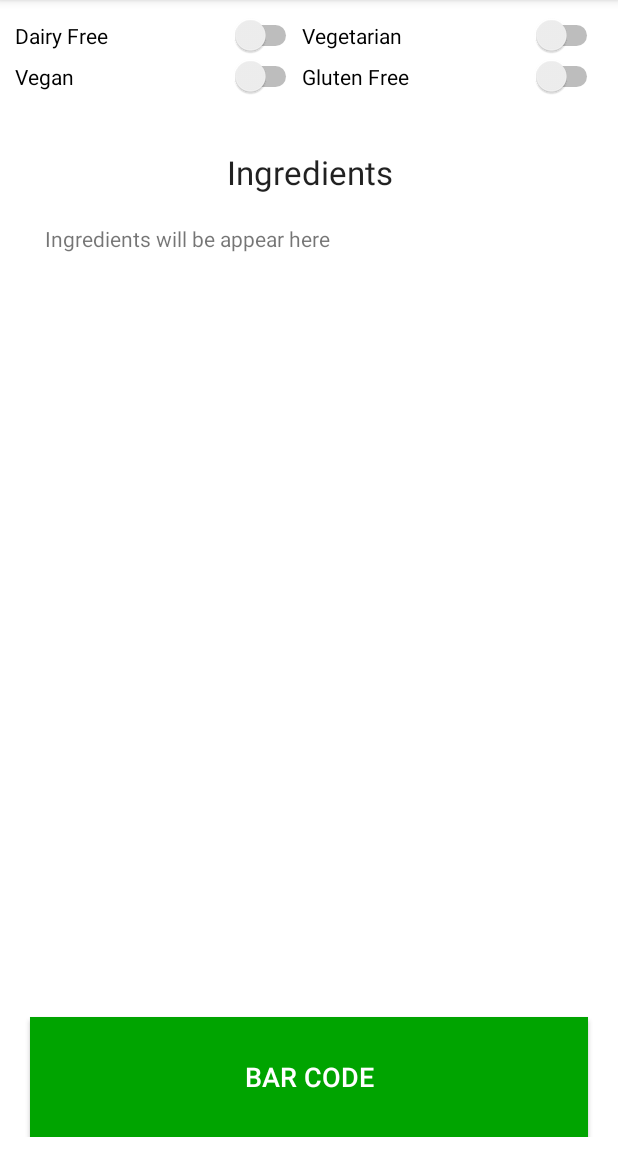
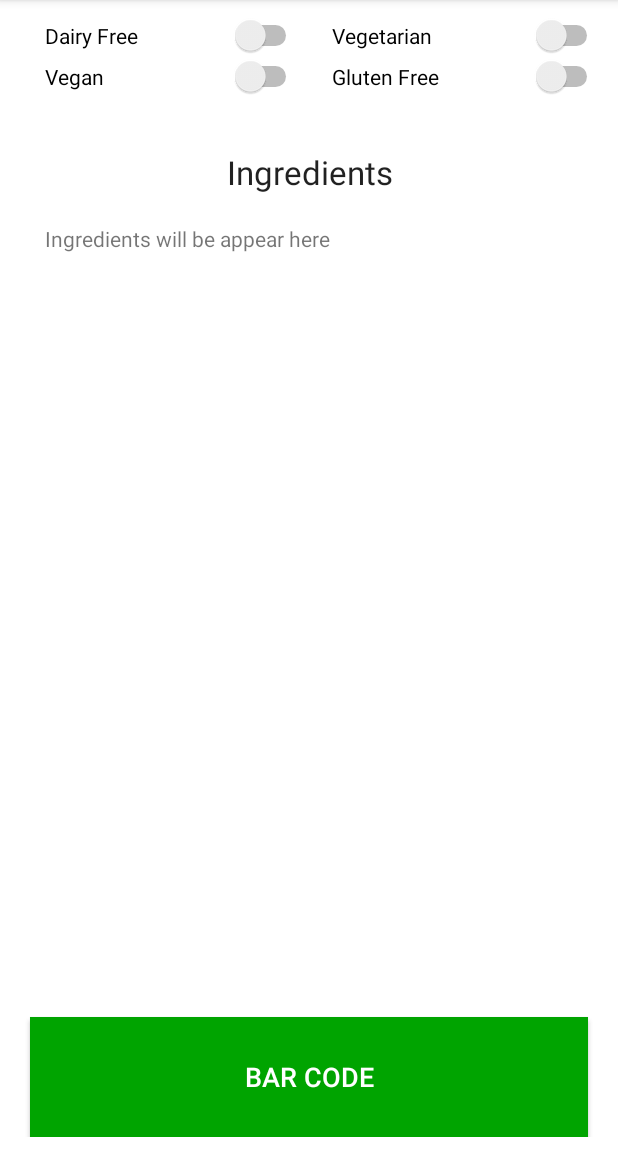
Before and after one commit to addrum/CanIEatThis, an Android app: the screen it shows after launch (MainActivity), on a phone screen of 412 x 824 dp, the part 84-1236 px from its top. Run offline under Robolectric (Android 15) with nearby library versions, the phone set to English and light mode, and no system bars.

Commit message:
add new margins

```diff
--- a/app/src/main/res/layout/activity_main.xml
+++ b/app/src/main/res/layout/activity_main.xml
@@ -17,31 +17,42 @@
         android:stretchColumns="0,1"
         android:id="@+id/switchesTableLayout">
 
-        <TableRow>
+        <TableRow
+            android:layout_marginLeft="10dp"
+            android:layout_marginRight="10dp">
 
             <Switch
                 android:id="@+id/dairyFreeSwitch"
                 android:checked="false"
-                android:text="Dairy Free"/>
+                android:text="Dairy Free"
+                android:layout_marginLeft="10dp"
+                android:layout_marginRight="10dp"/>
 
             <Switch
                 android:id="@+id/vegetarianSwitch"
                 android:checked="false"
-                android:text="Vegetarian"/>
+                android:text="Vegetarian"
+                android:layout_marginLeft="10dp"
+                android:layout_marginRight="10dp"/>
 
         </TableRow>
 
-        <TableRow>
+        <TableRow android:layout_marginRight="10dp"
+                  android:layout_marginLeft="10dp">
 
             <Switch
                 android:id="@+id/veganSwitch"
                 android:checked="false"
-                android:text="Vegan"/>
+                android:text="Vegan"
+                android:layout_marginLeft="10dp"
+                android:layout_marginRight="10dp"/>
 
             <Switch
                 android:id="@+id/glutenFreeSwitch"
                 android:checked="false"
-                android:text="Gluten Free"/>
+                android:text="Gluten Free"
+                android:layout_marginLeft="10dp"
+                android:layout_marginRight="10dp"/>
 
         </TableRow>
     </TableLayout>
```
